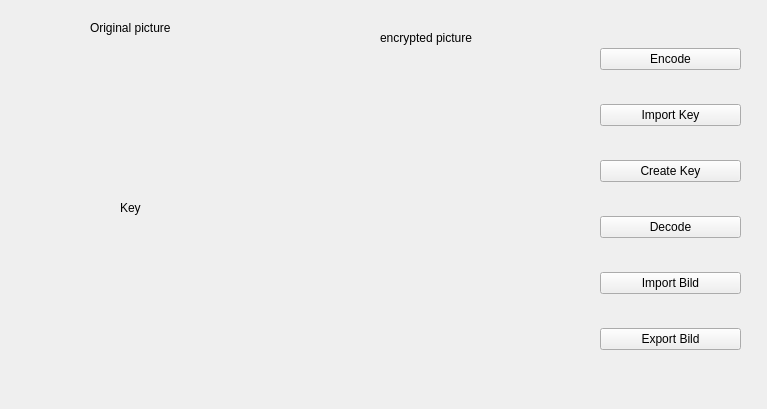
Qt form Milestone1_Grafisches_UI/Milestone1_Grafisches_UI/cryptographytab.ui (janlycka/propra_goethe_uni_2019_20) before a commit.
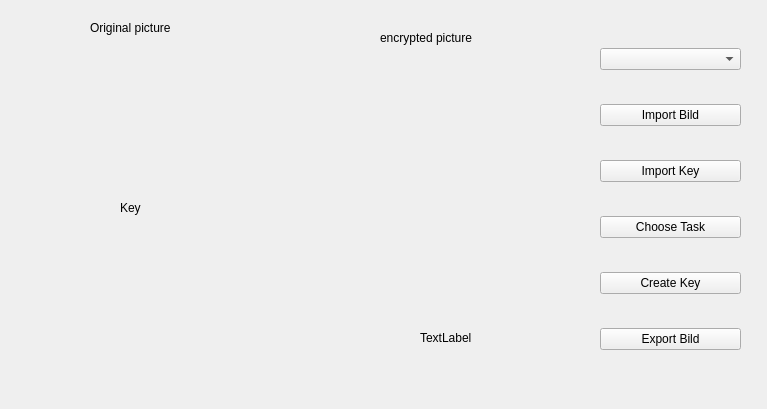
The same form after that commit. Custom widgets are drawn as their Qt base class.

What changed in the file:
```diff
--- a/Milestone1_Grafisches_UI/Milestone1_Grafisches_UI/cryptographytab.ui
+++ b/Milestone1_Grafisches_UI/Milestone1_Grafisches_UI/cryptographytab.ui
@@ -24,9 +24,12 @@
    </property>
    <layout class="QVBoxLayout" name="verticalLayout">
     <item>
-     <widget class="QPushButton" name="encodeButton">
+     <widget class="QComboBox" name="comboBox"/>
+    </item>
+    <item>
+     <widget class="QPushButton" name="importbildbutton">
       <property name="text">
-       <string>Encode</string>
+       <string>Import Bild</string>
       </property>
      </widget>
     </item>
@@ -37,6 +40,13 @@
       </property>
      </widget>
     </item>
+    <item>
+     <widget class="QPushButton" name="encodeButton">
+      <property name="text">
+       <string>Choose Task</string>
+      </property>
+     </widget>
+    </item>
     <item>
      <widget class="QPushButton" name="createKeyButton">
       <property name="text">
@@ -44,20 +54,6 @@
       </property>
      </widget>
     </item>
-    <item>
-     <widget class="QPushButton" name="decodeButton">
-      <property name="text">
-       <string>Decode</string>
-      </property>
-     </widget>
-    </item>
-    <item>
-     <widget class="QPushButton" name="pushButton_2">
-      <property name="text">
-       <string>Import Bild</string>
-      </property>
-     </widget>
-    </item>
     <item>
      <widget class="QPushButton" name="pushButton">
       <property name="text">
@@ -106,7 +102,38 @@
     <string>encrypted picture</string>
    </property>
   </widget>
+  <widget class="QLabel" name="label_4">
+   <property name="geometry">
+    <rect>
+     <x>420</x>
+     <y>330</y>
+     <width>55</width>
+     <height>16</height>
+    </rect>
+   </property>
+   <property name="text">
+    <string>TextLabel</string>
+   </property>
+  </widget>
+  <widget class="cryptowidget" name="Cryptowidget" native="true">
+   <property name="geometry">
+    <rect>
+     <x>60</x>
+     <y>70</y>
+     <width>211</width>
+     <height>121</height>
+    </rect>
+   </property>
+  </widget>
  </widget>
+ <customwidgets>
+  <customwidget>
+   <class>cryptowidget</class>
+   <extends>QWidget</extends>
+   <header>cryptowidget.h</header>
+   <container>1</container>
+  </customwidget>
+ </customwidgets>
  <resources/>
  <connections/>
 </ui>
```
Left out of the diff: 2 changed lines with no effect on the pictures.
